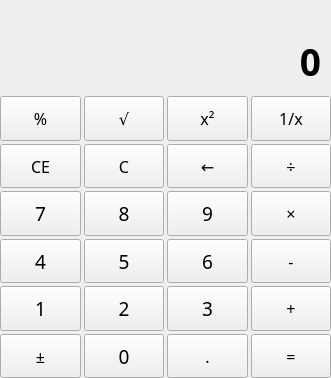
This is template/content/calculator/scientific/scientific.ui in cmh1027/calculator as Qt 5 draws it before an edit. The edited form follows.
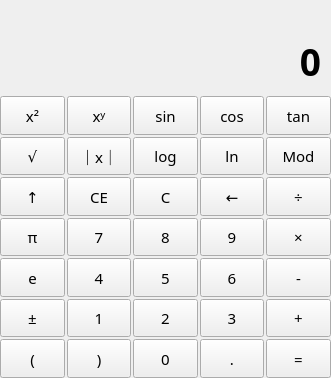
This is the edited form.

Patch:
```diff
--- a/template/content/calculator/scientific/scientific.ui
+++ b/template/content/calculator/scientific/scientific.ui
@@ -117,10 +117,85 @@
         <number>0</number>
        </property>
        <property name="spacing">
-        <number>3</number>
+        <number>2</number>
        </property>
+       <item row="6" column="2">
+        <widget class="QPushButton" name="num0Button">
+         <property name="sizePolicy">
+          <sizepolicy hsizetype="Expanding" vsizetype="Expanding">
+           <horstretch>0</horstretch>
+           <verstretch>0</verstretch>
+          </sizepolicy>
+         </property>
+         <property name="minimumSize">
+          <size>
+           <width>55</width>
+           <height>30</height>
+          </size>
+         </property>
+         <property name="font">
+          <font>
+           <family>Arial Rounded MT Bold</family>
+           <pointsize>11</pointsize>
+          </font>
+         </property>
+         <property name="text">
+          <string>0</string>
+         </property>
+        </widget>
+       </item>
+       <item row="4" column="4">
+        <widget class="QPushButton" name="minusButton">
+         <property name="sizePolicy">
+          <sizepolicy hsizetype="Expanding" vsizetype="Expanding">
+           <horstretch>0</horstretch>
+           <verstretch>0</verstretch>
+          </sizepolicy>
+         </property>
+         <property name="minimumSize">
+          <size>
+           <width>55</width>
+           <height>30</height>
+          </size>
+         </property>
+         <property name="font">
+          <font>
+           <family>Arial Rounded MT Bold</family>
+           <pointsize>11</pointsize>
+          </font>
+         </property>
+         <property name="text">
+          <string>-</string>
+         </property>
+        </widget>
+       </item>
+       <item row="1" column="4">
+        <widget class="QPushButton" name="modButton">
+         <property name="sizePolicy">
+          <sizepolicy hsizetype="Expanding" vsizetype="Expanding">
+           <horstretch>0</horstretch>
+           <verstretch>0</verstretch>
+          </sizepolicy>
+         </property>
+         <property name="minimumSize">
+          <size>
+           <width>55</width>
+           <height>30</height>
+          </size>
+         </property>
+         <property name="font">
+          <font>
+           <family>Arial Rounded MT Bold</family>
+           <pointsize>11</pointsize>
+          </font>
+         </property>
+         <property name="text">
+          <string>Mod</string>
+         </property>
+        </widget>
+       </item>
        <item row="3" column="0">
-        <widget class="QPushButton" name="num4Button">
+        <widget class="QPushButton" name="piButton">
          <property name="sizePolicy">
           <sizepolicy hsizetype="Expanding" vsizetype="Expanding">
            <horstretch>0</horstretch>
@@ -129,23 +204,23 @@
          </property>
          <property name="minimumSize">
           <size>
-           <width>75</width>
-           <height>40</height>
+           <width>55</width>
+           <height>30</height>
           </size>
          </property>
          <property name="font">
           <font>
            <family>Arial Rounded MT Bold</family>
-           <pointsize>14</pointsize>
+           <pointsize>11</pointsize>
           </font>
          </property>
          <property name="text">
-          <string>4</string>
+          <string>π</string>
          </property>
         </widget>
        </item>
-       <item row="4" column="0">
-        <widget class="QPushButton" name="num1Button">
+       <item row="0" column="4">
+        <widget class="QPushButton" name="tanButton">
          <property name="sizePolicy">
           <sizepolicy hsizetype="Expanding" vsizetype="Expanding">
            <horstretch>0</horstretch>
@@ -154,23 +229,23 @@
          </property>
          <property name="minimumSize">
           <size>
-           <width>75</width>
-           <height>40</height>
+           <width>55</width>
+           <height>30</height>
           </size>
          </property>
          <property name="font">
           <font>
            <family>Arial Rounded MT Bold</family>
-           <pointsize>14</pointsize>
+           <pointsize>11</pointsize>
           </font>
          </property>
          <property name="text">
-          <string>1</string>
+          <string>tan</string>
          </property>
         </widget>
        </item>
-       <item row="0" column="0">
-        <widget class="QPushButton" name="rootButton">
+       <item row="1" column="3">
+        <widget class="QPushButton" name="lnButton">
          <property name="sizePolicy">
           <sizepolicy hsizetype="Expanding" vsizetype="Expanding">
            <horstretch>0</horstretch>
@@ -179,23 +254,23 @@
          </property>
          <property name="minimumSize">
           <size>
-           <width>75</width>
-           <height>40</height>
+           <width>55</width>
+           <height>30</height>
           </size>
          </property>
          <property name="font">
           <font>
            <family>Arial Rounded MT Bold</family>
-           <pointsize>12</pointsize>
+           <pointsize>11</pointsize>
           </font>
          </property>
          <property name="text">
-          <string>%</string>
+          <string>ln</string>
          </property>
         </widget>
        </item>
        <item row="2" column="1">
-        <widget class="QPushButton" name="num8Button">
+        <widget class="QPushButton" name="ceButton">
          <property name="sizePolicy">
           <sizepolicy hsizetype="Expanding" vsizetype="Expanding">
            <horstretch>0</horstretch>
@@ -204,47 +279,97 @@
          </property>
          <property name="minimumSize">
           <size>
-           <width>75</width>
-           <height>40</height>
+           <width>55</width>
+           <height>30</height>
           </size>
          </property>
          <property name="font">
           <font>
            <family>Arial Rounded MT Bold</family>
-           <pointsize>14</pointsize>
+           <pointsize>11</pointsize>
           </font>
          </property>
          <property name="text">
-          <string>8</string>
-         </property>
-        </widget>
-       </item>
-       <item row="2" column="2">
-        <widget class="QPushButton" name="num9Button">
-         <property name="sizePolicy">
-          <sizepolicy hsizetype="Expanding" vsizetype="Expanding">
-           <horstretch>0</horstretch>
-           <verstretch>0</verstretch>
-          </sizepolicy>
-         </property>
-         <property name="minimumSize">
-          <size>
-           <width>75</width>
-           <height>40</height>
-          </size>
-         </property>
-         <property name="font">
-          <font>
-           <family>Arial Rounded MT Bold</family>
-           <pointsize>14</pointsize>
-          </font>
-         </property>
-         <property name="text">
-          <string>9</string>
+          <string>CE</string>
          </property>
         </widget>
        </item>
        <item row="1" column="2">
+        <widget class="QPushButton" name="logButton">
+         <property name="sizePolicy">
+          <sizepolicy hsizetype="Expanding" vsizetype="Expanding">
+           <horstretch>0</horstretch>
+           <verstretch>0</verstretch>
+          </sizepolicy>
+         </property>
+         <property name="minimumSize">
+          <size>
+           <width>55</width>
+           <height>30</height>
+          </size>
+         </property>
+         <property name="font">
+          <font>
+           <family>Arial Rounded MT Bold</family>
+           <pointsize>11</pointsize>
+          </font>
+         </property>
+         <property name="text">
+          <string>log</string>
+         </property>
+        </widget>
+       </item>
+       <item row="2" column="2">
+        <widget class="QPushButton" name="cbutton">
+         <property name="sizePolicy">
+          <sizepolicy hsizetype="Expanding" vsizetype="Expanding">
+           <horstretch>0</horstretch>
+           <verstretch>0</verstretch>
+          </sizepolicy>
+         </property>
+         <property name="minimumSize">
+          <size>
+           <width>55</width>
+           <height>30</height>
+          </size>
+         </property>
+         <property name="font">
+          <font>
+           <family>Arial Rounded MT Bold</family>
+           <pointsize>11</pointsize>
+          </font>
+         </property>
+         <property name="text">
+          <string>C</string>
+         </property>
+        </widget>
+       </item>
+       <item row="0" column="3">
+        <widget class="QPushButton" name="cosButton">
+         <property name="sizePolicy">
+          <sizepolicy hsizetype="Expanding" vsizetype="Expanding">
+           <horstretch>0</horstretch>
+           <verstretch>0</verstretch>
+          </sizepolicy>
+         </property>
+         <property name="minimumSize">
+          <size>
+           <width>55</width>
+           <height>30</height>
+          </size>
+         </property>
+         <property name="font">
+          <font>
+           <family>Arial Rounded MT Bold</family>
+           <pointsize>11</pointsize>
+          </font>
+         </property>
+         <property name="text">
+          <string>cos</string>
+         </property>
+        </widget>
+       </item>
+       <item row="2" column="3">
         <widget class="QPushButton" name="eraseButton">
          <property name="sizePolicy">
           <sizepolicy hsizetype="Expanding" vsizetype="Expanding">
@@ -254,14 +379,14 @@
          </property>
          <property name="minimumSize">
           <size>
-           <width>75</width>
-           <height>40</height>
+           <width>55</width>
+           <height>30</height>
           </size>
          </property>
          <property name="font">
           <font>
            <family>Arial Rounded MT Bold</family>
-           <pointsize>12</pointsize>
+           <pointsize>11</pointsize>
           </font>
          </property>
          <property name="text">
@@ -269,83 +394,8 @@
          </property>
         </widget>
        </item>
-       <item row="2" column="0">
-        <widget class="QPushButton" name="num7Button">
-         <property name="sizePolicy">
-          <sizepolicy hsizetype="Expanding" vsizetype="Expanding">
-           <horstretch>0</horstretch>
-           <verstretch>0</verstretch>
-          </sizepolicy>
-         </property>
-         <property name="minimumSize">
-          <size>
-           <width>75</width>
-           <height>40</height>
-          </size>
-         </property>
-         <property name="font">
-          <font>
-           <family>Arial Rounded MT Bold</family>
-           <pointsize>14</pointsize>
-          </font>
-         </property>
-         <property name="text">
-          <string>7</string>
-         </property>
-        </widget>
-       </item>
-       <item row="1" column="3">
-        <widget class="QPushButton" name="divideButton">
-         <property name="sizePolicy">
-          <sizepolicy hsizetype="Expanding" vsizetype="Expanding">
-           <horstretch>0</horstretch>
-           <verstretch>0</verstretch>
-          </sizepolicy>
-         </property>
-         <property name="minimumSize">
-          <size>
-           <width>75</width>
-           <height>40</height>
-          </size>
-         </property>
-         <property name="font">
-          <font>
-           <family>Arial Rounded MT Bold</family>
-           <pointsize>12</pointsize>
-          </font>
-         </property>
-         <property name="text">
-          <string>÷</string>
-         </property>
-        </widget>
-       </item>
-       <item row="2" column="3">
-        <widget class="QPushButton" name="multiplyButton">
-         <property name="sizePolicy">
-          <sizepolicy hsizetype="Expanding" vsizetype="Expanding">
-           <horstretch>0</horstretch>
-           <verstretch>0</verstretch>
-          </sizepolicy>
-         </property>
-         <property name="minimumSize">
-          <size>
-           <width>75</width>
-           <height>40</height>
-          </size>
-         </property>
-         <property name="font">
-          <font>
-           <family>Arial Rounded MT Bold</family>
-           <pointsize>12</pointsize>
-          </font>
-         </property>
-         <property name="text">
-          <string>×</string>
-         </property>
-        </widget>
-       </item>
        <item row="0" column="2">
-        <widget class="QPushButton" name="sqrButton">
+        <widget class="QPushButton" name="sinButton">
          <property name="sizePolicy">
           <sizepolicy hsizetype="Expanding" vsizetype="Expanding">
            <horstretch>0</horstretch>
@@ -354,22 +404,47 @@
          </property>
          <property name="minimumSize">
           <size>
-           <width>75</width>
-           <height>40</height>
+           <width>55</width>
+           <height>30</height>
           </size>
          </property>
          <property name="font">
           <font>
            <family>Arial Rounded MT Bold</family>
-           <pointsize>12</pointsize>
+           <pointsize>11</pointsize>
           </font>
          </property>
          <property name="text">
-          <string>x²</string>
+          <string>sin</string>
          </property>
         </widget>
        </item>
        <item row="0" column="1">
+        <widget class="QPushButton" name="powButton">
+         <property name="sizePolicy">
+          <sizepolicy hsizetype="Expanding" vsizetype="Expanding">
+           <horstretch>0</horstretch>
+           <verstretch>0</verstretch>
+          </sizepolicy>
+         </property>
+         <property name="minimumSize">
+          <size>
+           <width>55</width>
+           <height>30</height>
+          </size>
+         </property>
+         <property name="font">
+          <font>
+           <family>Arial Rounded MT Bold</family>
+           <pointsize>11</pointsize>
+          </font>
+         </property>
+         <property name="text">
+          <string>xʸ</string>
+         </property>
+        </widget>
+       </item>
+       <item row="1" column="0">
         <widget class="QPushButton" name="sqrtButton">
          <property name="sizePolicy">
           <sizepolicy hsizetype="Expanding" vsizetype="Expanding">
@@ -379,14 +454,14 @@
          </property>
          <property name="minimumSize">
           <size>
-           <width>75</width>
-           <height>40</height>
+           <width>55</width>
+           <height>30</height>
           </size>
          </property>
          <property name="font">
           <font>
            <family>Arial Rounded MT Bold</family>
-           <pointsize>12</pointsize>
+           <pointsize>11</pointsize>
           </font>
          </property>
          <property name="text">
@@ -394,8 +469,8 @@
          </property>
         </widget>
        </item>
-       <item row="0" column="3">
-        <widget class="QPushButton" name="inverseButton">
+       <item row="3" column="2">
+        <widget class="QPushButton" name="num8Button">
          <property name="sizePolicy">
           <sizepolicy hsizetype="Expanding" vsizetype="Expanding">
            <horstretch>0</horstretch>
@@ -404,18 +479,18 @@
          </property>
          <property name="minimumSize">
           <size>
-           <width>75</width>
-           <height>40</height>
+           <width>55</width>
+           <height>30</height>
           </size>
          </property>
          <property name="font">
           <font>
            <family>Arial Rounded MT Bold</family>
-           <pointsize>12</pointsize>
+           <pointsize>11</pointsize>
           </font>
          </property>
          <property name="text">
-          <string>1/x</string>
+          <string>8</string>
          </property>
         </widget>
        </item>
@@ -429,43 +504,18 @@
          </property>
          <property name="minimumSize">
           <size>
-           <width>75</width>
-           <height>40</height>
+           <width>55</width>
+           <height>30</height>
           </size>
          </property>
          <property name="font">
           <font>
            <family>Arial Rounded MT Bold</family>
-           <pointsize>12</pointsize>
+           <pointsize>11</pointsize>
           </font>
          </property>
          <property name="text">
-          <string>C</string>
-         </property>
-        </widget>
-       </item>
-       <item row="1" column="0">
-        <widget class="QPushButton" name="ceButton">
-         <property name="sizePolicy">
-          <sizepolicy hsizetype="Expanding" vsizetype="Expanding">
-           <horstretch>0</horstretch>
-           <verstretch>0</verstretch>
-          </sizepolicy>
-         </property>
-         <property name="minimumSize">
-          <size>
-           <width>75</width>
-           <height>40</height>
-          </size>
-         </property>
-         <property name="font">
-          <font>
-           <family>Arial Rounded MT Bold</family>
-           <pointsize>12</pointsize>
-          </font>
-         </property>
-         <property name="text">
-          <string>CE</string>
+          <string>｜x｜</string>
          </property>
         </widget>
        </item>
@@ -479,14 +529,14 @@
          </property>
          <property name="minimumSize">
           <size>
-           <width>75</width>
-           <height>40</height>
+           <width>55</width>
+           <height>30</height>
           </size>
          </property>
          <property name="font">
           <font>
            <family>Arial Rounded MT Bold</family>
-           <pointsize>12</pointsize>
+           <pointsize>11</pointsize>
           </font>
          </property>
          <property name="text">
@@ -495,6 +545,81 @@
         </widget>
        </item>
        <item row="3" column="1">
+        <widget class="QPushButton" name="num7Button">
+         <property name="sizePolicy">
+          <sizepolicy hsizetype="Expanding" vsizetype="Expanding">
+           <horstretch>0</horstretch>
+           <verstretch>0</verstretch>
+          </sizepolicy>
+         </property>
+         <property name="minimumSize">
+          <size>
+           <width>55</width>
+           <height>30</height>
+          </size>
+         </property>
+         <property name="font">
+          <font>
+           <family>Arial Rounded MT Bold</family>
+           <pointsize>11</pointsize>
+          </font>
+         </property>
+         <property name="text">
+          <string>7</string>
+         </property>
+        </widget>
+       </item>
+       <item row="4" column="1">
+        <widget class="QPushButton" name="num4Button">
+         <property name="sizePolicy">
+          <sizepolicy hsizetype="Expanding" vsizetype="Expanding">
+           <horstretch>0</horstretch>
+           <verstretch>0</verstretch>
+          </sizepolicy>
+         </property>
+         <property name="minimumSize">
+          <size>
+           <width>55</width>
+           <height>30</height>
+          </size>
+         </property>
+         <property name="font">
+          <font>
+           <family>Arial Rounded MT Bold</family>
+           <pointsize>11</pointsize>
+          </font>
+         </property>
+         <property name="text">
+          <string>4</string>
+         </property>
+        </widget>
+       </item>
+       <item row="3" column="3">
+        <widget class="QPushButton" name="num9Button">
+         <property name="sizePolicy">
+          <sizepolicy hsizetype="Expanding" vsizetype="Expanding">
+           <horstretch>0</horstretch>
+           <verstretch>0</verstretch>
+          </sizepolicy>
+         </property>
+         <property name="minimumSize">
+          <size>
+           <width>55</width>
+           <height>30</height>
+          </size>
+         </property>
+         <property name="font">
+          <font>
+           <family>Arial Rounded MT Bold</family>
+           <pointsize>11</pointsize>
+          </font>
+         </property>
+         <property name="text">
+          <string>9</string>
+         </property>
+        </widget>
+       </item>
+       <item row="4" column="2">
         <widget class="QPushButton" name="num5Button">
          <property name="sizePolicy">
           <sizepolicy hsizetype="Expanding" vsizetype="Expanding">
@@ -504,14 +629,14 @@
          </property>
          <property name="minimumSize">
           <size>
-           <width>75</width>
-           <height>40</height>
+           <width>55</width>
+           <height>30</height>
           </size>
          </property>
          <property name="font">
           <font>
            <family>Arial Rounded MT Bold</family>
-           <pointsize>14</pointsize>
+           <pointsize>11</pointsize>
           </font>
          </property>
          <property name="text">
@@ -519,7 +644,7 @@
          </property>
         </widget>
        </item>
-       <item row="3" column="2">
+       <item row="4" column="3">
         <widget class="QPushButton" name="num6Button">
          <property name="sizePolicy">
           <sizepolicy hsizetype="Expanding" vsizetype="Expanding">
@@ -529,14 +654,14 @@
          </property>
          <property name="minimumSize">
           <size>
-           <width>75</width>
-           <height>40</height>
+           <width>55</width>
+           <height>30</height>
           </size>
          </property>
          <property name="font">
           <font>
            <family>Arial Rounded MT Bold</family>
-           <pointsize>14</pointsize>
+           <pointsize>11</pointsize>
           </font>
          </property>
          <property name="text">
@@ -544,32 +669,7 @@
          </property>
         </widget>
        </item>
-       <item row="3" column="3">
-        <widget class="QPushButton" name="minusButton">
-         <property name="sizePolicy">
-          <sizepolicy hsizetype="Expanding" vsizetype="Expanding">
-           <horstretch>0</horstretch>
-           <verstretch>0</verstretch>
-          </sizepolicy>
-         </property>
-         <property name="minimumSize">
-          <size>
-           <width>75</width>
-           <height>40</height>
-          </size>
-         </property>
-         <property name="font">
-          <font>
-           <family>Arial Rounded MT Bold</family>
-           <pointsize>12</pointsize>
-          </font>
-         </property>
-         <property name="text">
-          <string>-</string>
-         </property>
-        </widget>
-       </item>
-       <item row="4" column="1">
+       <item row="5" column="2">
         <widget class="QPushButton" name="num2Button">
          <property name="sizePolicy">
           <sizepolicy hsizetype="Expanding" vsizetype="Expanding">
@@ -579,14 +679,14 @@
          </property>
          <property name="minimumSize">
           <size>
-           <width>75</width>
-           <height>40</height>
+           <width>55</width>
+           <height>30</height>
           </size>
          </property>
          <property name="font">
           <font>
            <family>Arial Rounded MT Bold</family>
-           <pointsize>14</pointsize>
+           <pointsize>11</pointsize>
           </font>
          </property>
          <property name="text">
@@ -594,58 +694,8 @@
          </property>
         </widget>
        </item>
-       <item row="4" column="2">
-        <widget class="QPushButton" name="num3Button">
-         <property name="sizePolicy">
-          <sizepolicy hsizetype="Expanding" vsizetype="Expanding">
-           <horstretch>0</horstretch>
-           <verstretch>0</verstretch>
-          </sizepolicy>
-         </property>
-         <property name="minimumSize">
-          <size>
-           <width>75</width>
-           <height>40</height>
-          </size>
-         </property>
-         <property name="font">
-          <font>
-           <family>Arial Rounded MT Bold</family>
-           <pointsize>14</pointsize>
-          </font>
-         </property>
-         <property name="text">
-          <string>3</string>
-         </property>
-        </widget>
-       </item>
-       <item row="4" column="3">
-        <widget class="QPushButton" name="plusButton">
-         <property name="sizePolicy">
-          <sizepolicy hsizetype="Expanding" vsizetype="Expanding">
-           <horstretch>0</horstretch>
-           <verstretch>0</verstretch>
-          </sizepolicy>
-         </property>
-         <property name="minimumSize">
-          <size>
-           <width>75</width>
-           <height>40</height>
-          </size>
-         </property>
-         <property name="font">
-          <font>
-           <family>Arial Rounded MT Bold</family>
-           <pointsize>12</pointsize>
-          </font>
-         </property>
-         <property name="text">
-          <string>+</string>
-         </property>
-        </widget>
-       </item>
        <item row="5" column="1">
-        <widget class="QPushButton" name="num0Button">
+        <widget class="QPushButton" name="num1Button">
          <property name="sizePolicy">
           <sizepolicy hsizetype="Expanding" vsizetype="Expanding">
            <horstretch>0</horstretch>
@@ -654,47 +704,122 @@
          </property>
          <property name="minimumSize">
           <size>
-           <width>75</width>
-           <height>40</height>
+           <width>55</width>
+           <height>30</height>
           </size>
          </property>
          <property name="font">
           <font>
            <family>Arial Rounded MT Bold</family>
-           <pointsize>14</pointsize>
+           <pointsize>11</pointsize>
           </font>
          </property>
          <property name="text">
-          <string>0</string>
-         </property>
-        </widget>
-       </item>
-       <item row="5" column="2">
-        <widget class="QPushButton" name="dotButton">
-         <property name="sizePolicy">
-          <sizepolicy hsizetype="Expanding" vsizetype="Expanding">
-           <horstretch>0</horstretch>
-           <verstretch>0</verstretch>
-          </sizepolicy>
-         </property>
-         <property name="minimumSize">
-          <size>
-           <width>75</width>
-           <height>40</height>
-          </size>
-         </property>
-         <property name="font">
-          <font>
-           <family>Arial Rounded MT Bold</family>
-           <pointsize>12</pointsize>
-          </font>
-         </property>
-         <property name="text">
-          <string>.</string>
+          <string>1</string>
          </property>
         </widget>
        </item>
        <item row="5" column="3">
+        <widget class="QPushButton" name="num3Button">
+         <property name="sizePolicy">
+          <sizepolicy hsizetype="Expanding" vsizetype="Expanding">
+           <horstretch>0</horstretch>
+           <verstretch>0</verstretch>
+          </sizepolicy>
+         </property>
+         <property name="minimumSize">
+          <size>
+           <width>55</width>
+           <height>30</height>
+          </size>
+         </property>
+         <property name="font">
+          <font>
+           <family>Arial Rounded MT Bold</family>
+           <pointsize>11</pointsize>
+          </font>
+         </property>
+         <property name="text">
+          <string>3</string>
+         </property>
+        </widget>
+       </item>
+       <item row="4" column="0">
+        <widget class="QPushButton" name="eButton">
+         <property name="sizePolicy">
+          <sizepolicy hsizetype="Expanding" vsizetype="Expanding">
+           <horstretch>0</horstretch>
+           <verstretch>0</verstretch>
+          </sizepolicy>
+         </property>
+         <property name="minimumSize">
+          <size>
+           <width>55</width>
+           <height>30</height>
+          </size>
+         </property>
+         <property name="font">
+          <font>
+           <family>Arial Rounded MT Bold</family>
+           <pointsize>11</pointsize>
+          </font>
+         </property>
+         <property name="text">
+          <string>e</string>
+         </property>
+        </widget>
+       </item>
+       <item row="0" column="0">
+        <widget class="QPushButton" name="sqrButton">
+         <property name="sizePolicy">
+          <sizepolicy hsizetype="Expanding" vsizetype="Expanding">
+           <horstretch>0</horstretch>
+           <verstretch>0</verstretch>
+          </sizepolicy>
+         </property>
+         <property name="minimumSize">
+          <size>
+           <width>55</width>
+           <height>30</height>
+          </size>
+         </property>
+         <property name="font">
+          <font>
+           <family>Arial Rounded MT Bold</family>
+           <pointsize>11</pointsize>
+          </font>
+         </property>
+         <property name="text">
+          <string>x²</string>
+         </property>
+        </widget>
+       </item>
+       <item row="6" column="1">
+        <widget class="QPushButton" name="rightBracketButton">
+         <property name="sizePolicy">
+          <sizepolicy hsizetype="Expanding" vsizetype="Expanding">
+           <horstretch>0</horstretch>
+           <verstretch>0</verstretch>
+          </sizepolicy>
+         </property>
+         <property name="minimumSize">
+          <size>
+           <width>55</width>
+           <height>30</height>
+          </size>
+         </property>
+         <property name="font">
+          <font>
+           <family>Arial Rounded MT Bold</family>
+           <pointsize>11</pointsize>
+          </font>
+         </property>
+         <property name="text">
+          <string>)</string>
+         </property>
+        </widget>
+       </item>
+       <item row="6" column="4">
         <widget class="QPushButton" name="equalButton">
          <property name="sizePolicy">
           <sizepolicy hsizetype="Expanding" vsizetype="Expanding">
@@ -704,14 +829,14 @@
          </property>
          <property name="minimumSize">
           <size>
-           <width>75</width>
-           <height>40</height>
+           <width>55</width>
+           <height>30</height>
           </size>
          </property>
          <property name="font">
           <font>
            <family>Arial Rounded MT Bold</family>
-           <pointsize>12</pointsize>
+           <pointsize>11</pointsize>
           </font>
          </property>
          <property name="text">
@@ -719,6 +844,156 @@
          </property>
         </widget>
        </item>
+       <item row="2" column="4">
+        <widget class="QPushButton" name="divideButton">
+         <property name="sizePolicy">
+          <sizepolicy hsizetype="Expanding" vsizetype="Expanding">
+           <horstretch>0</horstretch>
+           <verstretch>0</verstretch>
+          </sizepolicy>
+         </property>
+         <property name="minimumSize">
+          <size>
+           <width>55</width>
+           <height>30</height>
+          </size>
+         </property>
+         <property name="font">
+          <font>
+           <family>Arial Rounded MT Bold</family>
+           <pointsize>11</pointsize>
+          </font>
+         </property>
+         <property name="text">
+          <string>÷</string>
+         </property>
+        </widget>
+       </item>
+       <item row="3" column="4">
+        <widget class="QPushButton" name="multiplyButton">
+         <property name="sizePolicy">
+          <sizepolicy hsizetype="Expanding" vsizetype="Expanding">
+           <horstretch>0</horstretch>
+           <verstretch>0</verstretch>
+          </sizepolicy>
+         </property>
+         <property name="minimumSize">
+          <size>
+           <width>55</width>
+           <height>30</height>
+          </size>
+         </property>
+         <property name="font">
+          <font>
+           <family>Arial Rounded MT Bold</family>
+           <pointsize>11</pointsize>
+          </font>
+         </property>
+         <property name="text">
+          <string>×</string>
+         </property>
+        </widget>
+       </item>
+       <item row="6" column="3">
+        <widget class="QPushButton" name="dotButton">
+         <property name="sizePolicy">
+          <sizepolicy hsizetype="Expanding" vsizetype="Expanding">
+           <horstretch>0</horstretch>
+           <verstretch>0</verstretch>
+          </sizepolicy>
+         </property>
+         <property name="minimumSize">
+          <size>
+           <width>55</width>
+           <height>30</height>
+          </size>
+         </property>
+         <property name="font">
+          <font>
+           <family>Arial Rounded MT Bold</family>
+           <pointsize>11</pointsize>
+          </font>
+         </property>
+         <property name="text">
+          <string>.</string>
+         </property>
+        </widget>
+       </item>
+       <item row="5" column="4">
+        <widget class="QPushButton" name="plusButton">
+         <property name="sizePolicy">
+          <sizepolicy hsizetype="Expanding" vsizetype="Expanding">
+           <horstretch>0</horstretch>
+           <verstretch>0</verstretch>
+          </sizepolicy>
+         </property>
+         <property name="minimumSize">
+          <size>
+           <width>55</width>
+           <height>30</height>
+          </size>
+         </property>
+         <property name="font">
+          <font>
+           <family>Arial Rounded MT Bold</family>
+           <pointsize>11</pointsize>
+          </font>
+         </property>
+         <property name="text">
+          <string>+</string>
+         </property>
+        </widget>
+       </item>
+       <item row="6" column="0">
+        <widget class="QPushButton" name="leftBracketButton">
+         <property name="sizePolicy">
+          <sizepolicy hsizetype="Expanding" vsizetype="Expanding">
+           <horstretch>0</horstretch>
+           <verstretch>0</verstretch>
+          </sizepolicy>
+         </property>
+         <property name="minimumSize">
+          <size>
+           <width>55</width>
+           <height>30</height>
+          </size>
+         </property>
+         <property name="font">
+          <font>
+           <family>Arial Rounded MT Bold</family>
+           <pointsize>11</pointsize>
+          </font>
+         </property>
+         <property name="text">
+          <string>(</string>
+         </property>
+        </widget>
+       </item>
+       <item row="2" column="0">
+        <widget class="QPushButton" name="changeButton">
+         <property name="sizePolicy">
+          <sizepolicy hsizetype="Expanding" vsizetype="Expanding">
+           <horstretch>0</horstretch>
+           <verstretch>0</verstretch>
+          </sizepolicy>
+         </property>
+         <property name="minimumSize">
+          <size>
+           <width>55</width>
+           <height>30</height>
+          </size>
+         </property>
+         <property name="font">
+          <font>
+           <family>Arial Rounded MT Bold</family>
+           <pointsize>11</pointsize>
+          </font>
+         </property>
+         <property name="text">
+          <string>↑</string>
+         </property>
+        </widget>
+       </item>
       </layout>
      </item>
     </layout>
```
Left out of the diff: 6 changed lines with no effect on the pictures.
